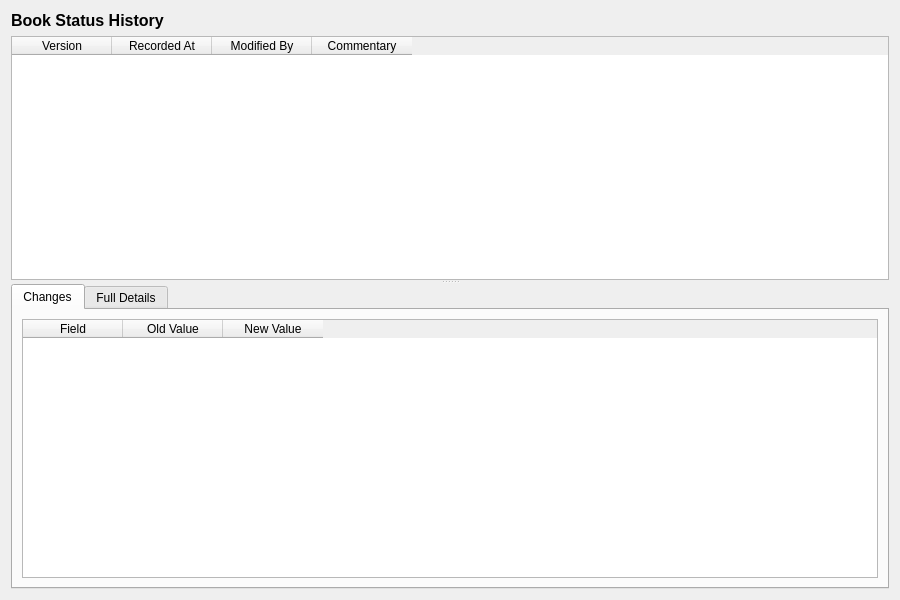
First picture: the form in projects/ores.qt/ui/BookStatusHistoryDialog.ui, repository OreStudio/OreStudio, before the edit.
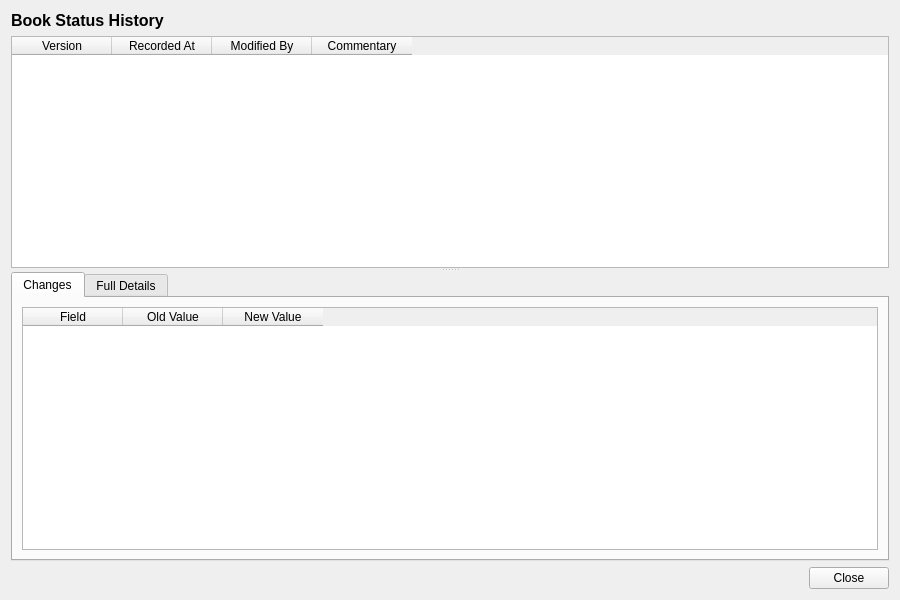
Second picture: the form after the edit.

Commit message: [qt] Remove toolbars from detail dialogs; add Close button throughout

Diff of the .ui file:
```diff
--- a/projects/ores.qt/ui/BookStatusHistoryDialog.ui
+++ b/projects/ores.qt/ui/BookStatusHistoryDialog.ui
@@ -265,6 +265,27 @@
      </widget>
     </widget>
    </item>
+   <item>
+    <layout class="QHBoxLayout" name="buttonLayout">
+     <item>
+      <spacer name="horizontalSpacer">
+       <property name="orientation">
+        <enum>Qt::Horizontal</enum>
+       </property>
+       <property name="sizeHint" stdset="0">
+        <size><width>40</width><height>20</height></size>
+       </property>
+      </spacer>
+     </item>
+     <item>
+      <widget class="QPushButton" name="closeButton">
+       <property name="text">
+        <string>Close</string>
+       </property>
+      </widget>
+     </item>
+    </layout>
+   </item>
   </layout>
  </widget>
  <resources/>
```
The commit also changes 201 other files.
